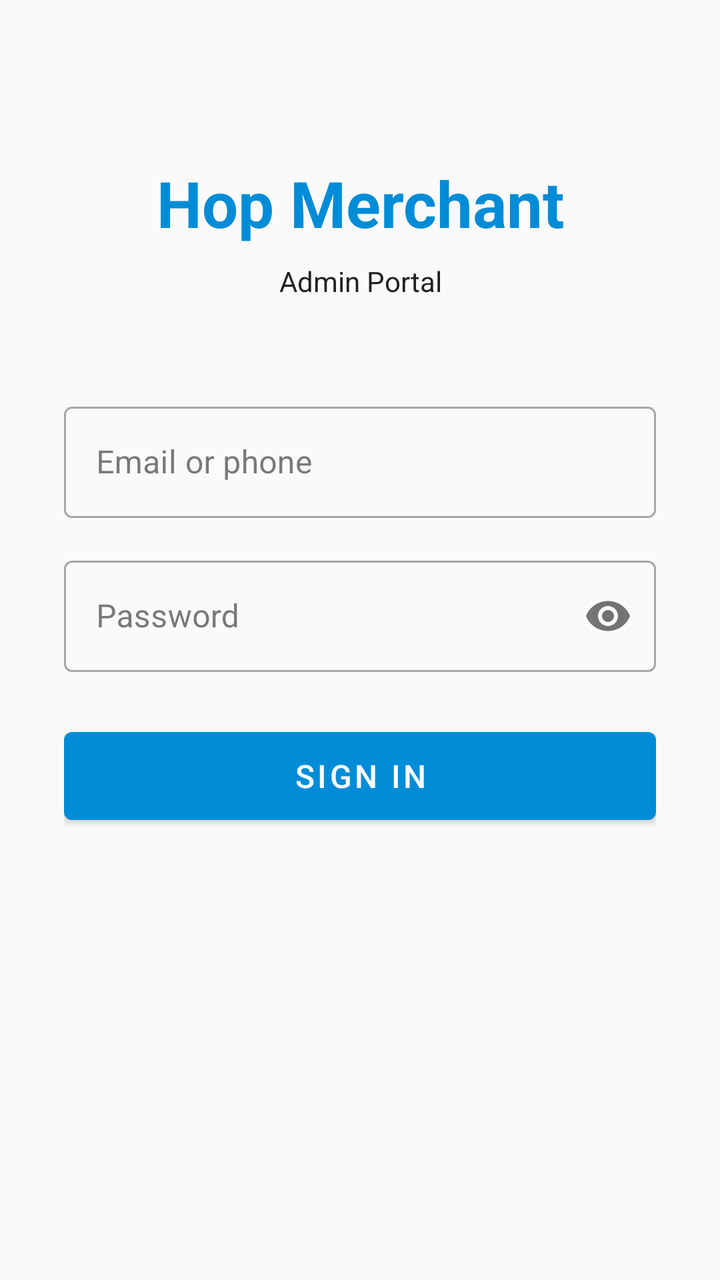
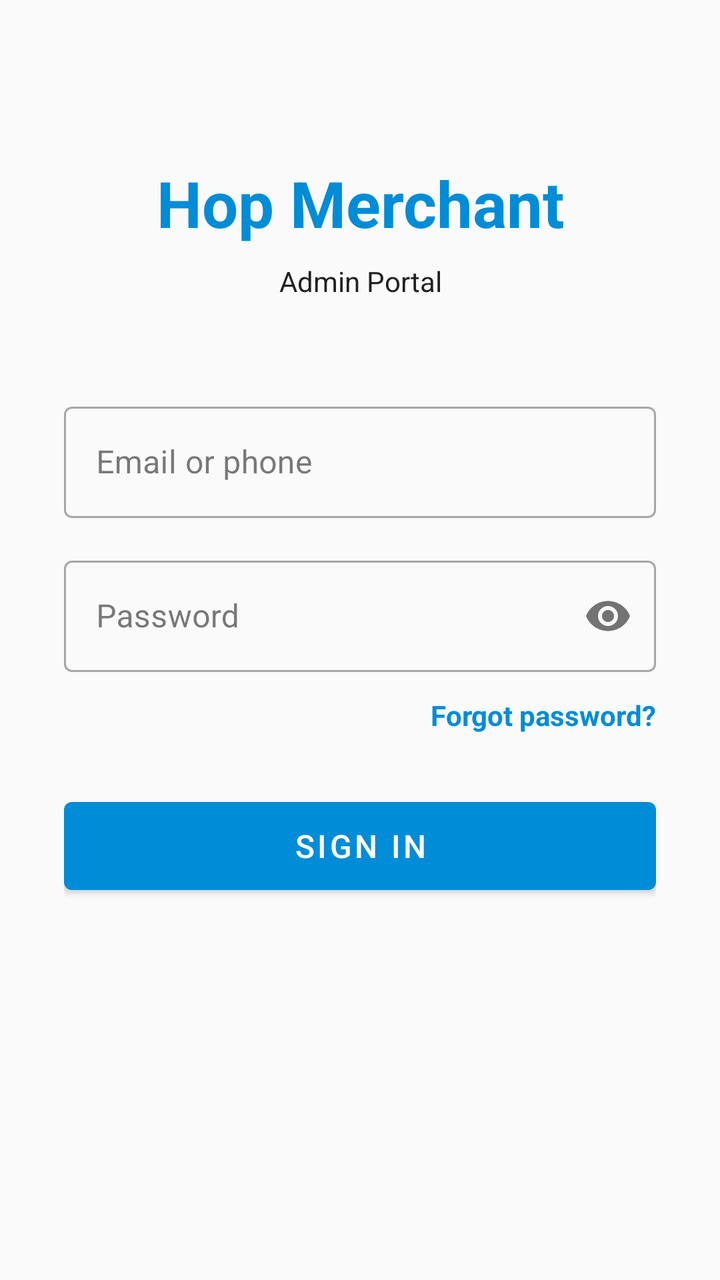

Screens rendered from an Android XML layout before and after an edit, with the pre-edit source and the edit as a unified diff.
<!-- AndroidManifest.xml: application theme Theme.HopPrint -->
<!-- res/layout/activity_login.xml -->
<?xml version="1.0" encoding="utf-8"?>
<ScrollView
    xmlns:android="http://schemas.android.com/apk/res/android"
    xmlns:app="http://schemas.android.com/apk/res-auto"
    android:layout_width="match_parent"
    android:layout_height="match_parent"
    android:fillViewport="true"
    android:background="@color/background">

    <androidx.constraintlayout.widget.ConstraintLayout
        android:layout_width="match_parent"
        android:layout_height="wrap_content"
        android:padding="32dp">

        <TextView
            android:id="@+id/titleText"
            android:layout_width="0dp"
            android:layout_height="wrap_content"
            android:layout_marginTop="48dp"
            android:text="@string/app_name"
            android:textAlignment="center"
            android:textSize="32sp"
            android:textStyle="bold"
            android:textColor="@color/primary"
            app:layout_constraintEnd_toEndOf="parent"
            app:layout_constraintStart_toStartOf="parent"
            app:layout_constraintTop_toTopOf="parent" />

        <TextView
            android:id="@+id/subtitleText"
            android:layout_width="0dp"
            android:layout_height="wrap_content"
            android:layout_marginTop="8dp"
            android:text="@string/label_admin_portal"
            android:textAlignment="center"
            android:textSize="14sp"
            android:textColor="@color/on_background"
            app:layout_constraintEnd_toEndOf="parent"
            app:layout_constraintStart_toStartOf="parent"
            app:layout_constraintTop_toBottomOf="@id/titleText" />

        <com.google.android.material.textfield.TextInputLayout
            android:id="@+id/identifierLayout"
            style="@style/Widget.MaterialComponents.TextInputLayout.OutlinedBox"
            android:layout_width="0dp"
            android:layout_height="wrap_content"
            android:layout_marginTop="48dp"
            android:hint="@string/hint_identifier"
            app:layout_constraintEnd_toEndOf="parent"
            app:layout_constraintStart_toStartOf="parent"
            app:layout_constraintTop_toBottomOf="@id/subtitleText">

            <com.google.android.material.textfield.TextInputEditText
                android:id="@+id/identifierEditText"
                android:layout_width="match_parent"
                android:layout_height="wrap_content"
                android:inputType="textEmailAddress"
                android:imeOptions="actionNext"
                android:maxLines="1" />

        </com.google.android.material.textfield.TextInputLayout>

        <com.google.android.material.textfield.TextInputLayout
            android:id="@+id/passwordLayout"
            style="@style/Widget.MaterialComponents.TextInputLayout.OutlinedBox"
            android:layout_width="0dp"
            android:layout_height="wrap_content"
            android:layout_marginTop="16dp"
            android:hint="@string/hint_password"
            app:passwordToggleEnabled="true"
            app:layout_constraintEnd_toEndOf="parent"
            app:layout_constraintStart_toStartOf="parent"
            app:layout_constraintTop_toBottomOf="@id/identifierLayout">

            <com.google.android.material.textfield.TextInputEditText
                android:id="@+id/passwordEditText"
                android:layout_width="match_parent"
                android:layout_height="wrap_content"
                android:inputType="textPassword"
                android:imeOptions="actionDone"
                android:maxLines="1" />

        </com.google.android.material.textfield.TextInputLayout>

        <TextView
            android:id="@+id/errorText"
            android:layout_width="0dp"
            android:layout_height="wrap_content"
            android:layout_marginTop="12dp"
            android:textColor="@android:color/holo_red_dark"
            android:textSize="14sp"
            android:visibility="gone"
            app:layout_constraintEnd_toEndOf="parent"
            app:layout_constraintStart_toStartOf="parent"
            app:layout_constraintTop_toBottomOf="@id/passwordLayout" />

        <ProgressBar
            android:id="@+id/progressBar"
            style="?android:attr/progressBarStyleHorizontal"
            android:layout_width="0dp"
            android:layout_height="wrap_content"
            android:layout_marginTop="8dp"
            android:indeterminate="true"
            android:visibility="gone"
            app:layout_constraintEnd_toEndOf="parent"
            app:layout_constraintStart_toStartOf="parent"
            app:layout_constraintTop_toBottomOf="@id/errorText" />

        <com.google.android.material.button.MaterialButton
            android:id="@+id/loginButton"
            android:layout_width="0dp"
            android:layout_height="56dp"
            android:layout_marginTop="24dp"
            android:text="@string/btn_login"
            android:textSize="16sp"
            app:layout_constraintEnd_toEndOf="parent"
            app:layout_constraintStart_toStartOf="parent"
            app:layout_constraintTop_toBottomOf="@id/progressBar" />

    </androidx.constraintlayout.widget.ConstraintLayout>

</ScrollView>
<!-- resources referenced by this layout -->
<resources>
  <color name="background">#FAFAFA</color>
  <color name="on_background">#212121</color>
  <color name="primary">#008CD7</color>
  <string name="app_name">Hop Merchant</string>
  <string name="btn_login">Sign In</string>
  <string name="hint_identifier">Email or phone</string>
  <string name="hint_password">Password</string>
  <string name="label_admin_portal">Admin Portal</string>
  <style name="Theme.HopPrint" parent="Theme.MaterialComponents.Light.NoActionBar">
          <item name="colorPrimary">@color/primary</item>
          <item name="colorPrimaryVariant">@color/primary_variant</item>
          <item name="colorOnPrimary">@color/on_primary</item>
          <item name="colorSecondary">@color/secondary</item>
          <item name="colorSecondaryVariant">@color/secondary_variant</item>
          <item name="colorOnSecondary">@color/on_secondary</item>
          <item name="android:colorBackground">@color/background</item>
          <item name="colorSurface">@color/surface</item>
          <item name="colorOnBackground">@color/on_background</item>
          <item name="colorOnSurface">@color/on_surface</item>
      </style>
  <color name="primary_variant">#0066A0</color>
  <color name="on_primary">#FFFFFF</color>
  <color name="secondary">#FF6F00</color>
  <color name="secondary_variant">#C43E00</color>
  <color name="on_secondary">#FFFFFF</color>
  <color name="surface">#FFFFFF</color>
  <color name="on_surface">#212121</color>
</resources>

<!-- the commit's change to res/layout/activity_login.xml (unified diff, before → after) -->
@@ -83,6 +83,23 @@
         </com.google.android.material.textfield.TextInputLayout>
 
         <TextView
+            android:id="@+id/forgotPasswordText"
+            android:layout_width="wrap_content"
+            android:layout_height="wrap_content"
+            android:layout_marginTop="8dp"
+            android:text="Forgot password?"
+            android:textSize="14sp"
+            android:textColor="@color/primary"
+            android:textStyle="bold"
+            android:clickable="true"
+            android:focusable="true"
+            android:background="?attr/selectableItemBackgroundBorderless"
+            android:paddingTop="4dp"
+            android:paddingBottom="4dp"
+            app:layout_constraintEnd_toEndOf="parent"
+            app:layout_constraintTop_toBottomOf="@id/passwordLayout" />
+
+        <TextView
             android:id="@+id/errorText"
             android:layout_width="0dp"
             android:layout_height="wrap_content"
@@ -92,7 +109,7 @@
             android:visibility="gone"
             app:layout_constraintEnd_toEndOf="parent"
             app:layout_constraintStart_toStartOf="parent"
-            app:layout_constraintTop_toBottomOf="@id/passwordLayout" />
+            app:layout_constraintTop_toBottomOf="@id/forgotPasswordText" />
 
         <ProgressBar
             android:id="@+id/progressBar"
